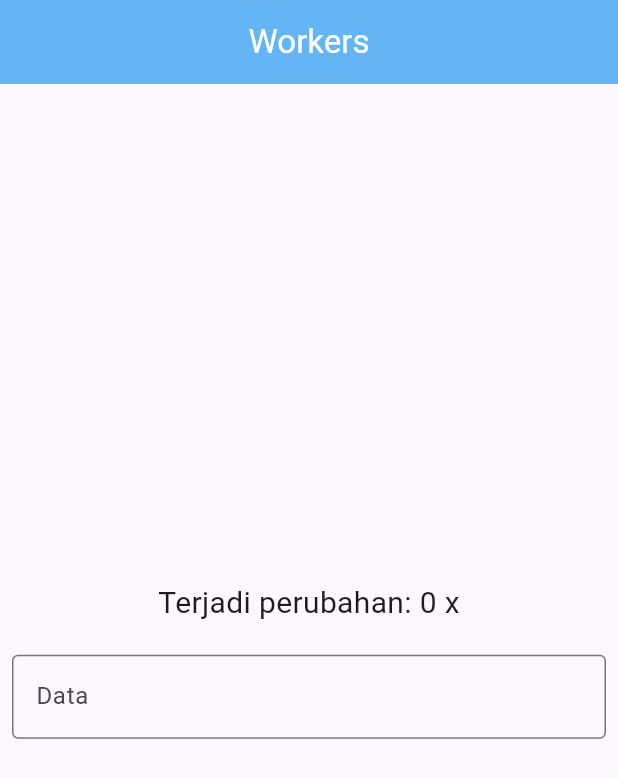
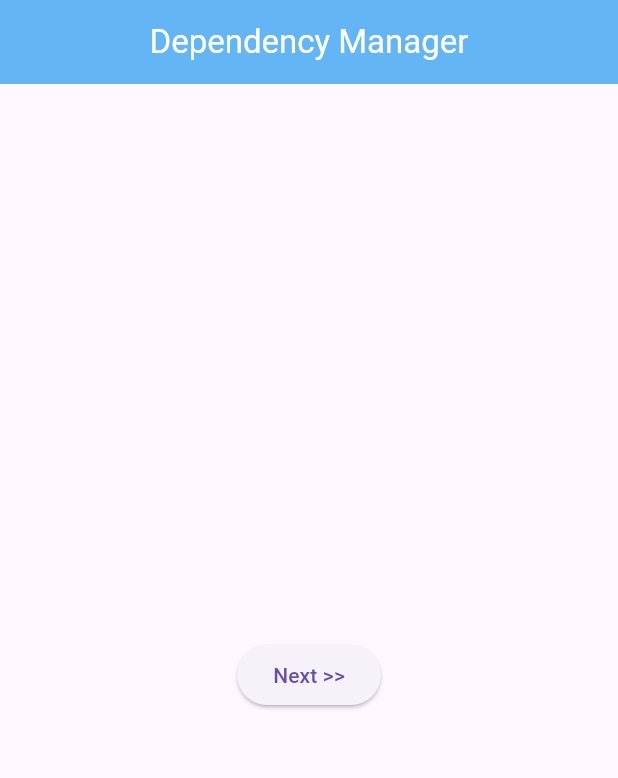
Before and after one commit to pendragonnn/learn-state-management-getx-flutter, a Flutter app: the screen it shows after launch, on a phone screen of 412 x 824 dp. Shown: the top 778 px of the screen. Run offline on Flutter 3.47's test engine with Material 3 defaults, Android fonts, the light colour scheme and no system bars; our stand-ins replace get.

Commit message:
add: dependency manager

```diff
--- /dev/null
+++ b/lib/controllers/DependencyManagerController.dart
@@ -0,0 +1,13 @@
+import 'package:get/get.dart';
+
+class DependencyManagerController extends GetxController {
+  Map<String, dynamic> data = {
+    "name": "Panjul",
+    "age": 21,
+  };
+
+  Map<String, dynamic> data1 = {
+    "name": "Yanto",
+    "age": 21,
+  };
+}
--- a/lib/main.dart
+++ b/lib/main.dart
@@ -1,7 +1,9 @@
 import 'package:flutter/material.dart';
 import 'package:get/get.dart';
+import 'package:state_management_getx_flutter/controllers/DependencyManagerController.dart';
+import 'package:state_management_getx_flutter/pages/DependencyManagerPage.dart';
 // import 'package:state_management_getx_flutter/pages/RxVariablesPage.dart';
-import 'package:state_management_getx_flutter/pages/WorkersPage.dart';
+// import 'package:state_management_getx_flutter/pages/WorkersPage.dart';
 // import 'package:state_management_getx_flutter/pages/BottomSheetPage.dart';
 // import 'package:state_management_getx_flutter/pages/ReactiveStateManagementPage.dart';
 // import 'package:state_management_getx_flutter/pages/SimpleStateManagementPage.dart';
@@ -14,12 +16,18 @@ void main() {
 
 // state management getx implementation
 class MyApp extends StatelessWidget {
-  const MyApp({super.key});
+  MyApp({super.key});
+  // final dependencyC = Get.put(DependencyManagerController());
+
+  // penggunaan lazy put yaitu controller hanya dibangun ketika dibutuhkan saja
+  final dependencyC = Get.lazyPut(
+    () => DependencyManagerController(),
+  );
 
   @override
   Widget build(BuildContext context) {
     return GetMaterialApp(
-      home: WorkersPage(),
+      home: DependencyManagerPage(),
     );
   }
 }
--- /dev/null
+++ b/lib/pages/DependencyManagerPage.dart
@@ -0,0 +1,74 @@
+import 'package:flutter/material.dart';
+import 'package:get/get.dart';
+import 'package:state_management_getx_flutter/controllers/DependencyManagerController.dart';
+import 'package:state_management_getx_flutter/pages/DependencyManagerPage2.dart';
+
+class DependencyManagerPage extends StatelessWidget {
+  // without dependency manager
+  // Map<String, dynamic> data = {
+  //   "name": "Panjul",
+  //   "age": 21,
+  // };
+
+  // Map<String, dynamic> data1 = {
+  //   "name": "Yanto",
+  //   "age": 21,
+  // };
+
+  // with dependency manager
+  // kekurangan menggunakan get put adalah hanya dibuild satu kali saja
+  // oleh karena itu lebih baik put diletakkan di main.dart
+  // widget yang ingin menggunakan controller tersebut bisa menggunakan get find
+  // DependencyManagerController dependencyC = Get.find();
+
+  @override
+  Widget build(BuildContext context) {
+    return Scaffold(
+      appBar: AppBar(
+        backgroundColor: Colors.blue[300],
+        title: Center(
+          child: Text(
+            "Dependency Manager",
+            style: TextStyle(
+              color: Colors.white,
+            ),
+          ),
+        ),
+      ),
+      body: Center(
+        child: Column(
+          mainAxisAlignment: MainAxisAlignment.center,
+          children: [
+            // Text(
+            //   "${dependencyC.data['name']} - ${dependencyC.data['age']} Tahun",
+            //   style: TextStyle(
+            //     fontSize: 30,
+            //   ),
+            // ),
+            SizedBox(
+              height: 20,
+            ),
+            ElevatedButton(
+              onPressed: () {
+                Navigator.push(
+                  context,
+                  MaterialPageRoute(
+                    // without dependency manager
+                    // builder: (context) =>
+                    //     // mengirim data antar widget
+                    //     DependencyManagerPage2(
+                    //   DependencyManagerPage(),
+                    // ),
+                    // with dependency manager
+                    builder: (context) => DependencyManagerPage2(),
+                  ),
+                );
+              },
+              child: Text("Next >>"),
+            )
+          ],
+        ),
+      ),
+    );
+  }
+}
```
Also changed, not shown: lib/pages/DependencyManagerPage2.dart (added, +50 -0 lines), 1 other file.
